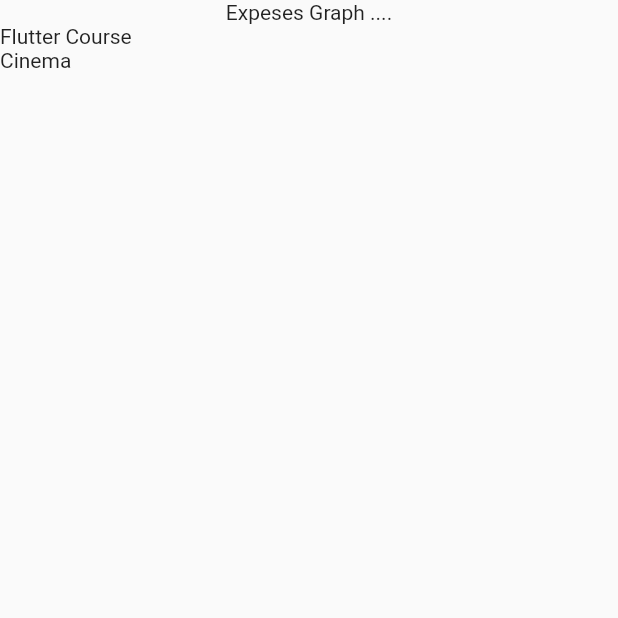
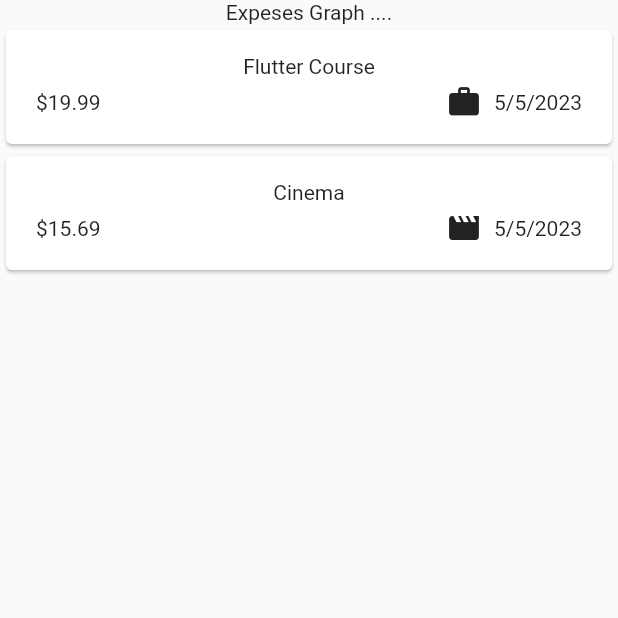
Before and after one commit to Subha-5/Flutter-Expense-Tracker, a Flutter app: the screen it shows after launch, on a phone screen of 412 x 824 dp, the top half of it. Run offline on Flutter 3.47's test engine with Material 2 defaults, Android fonts, the phone set to English and light mode, and no system bars.

Commit message:
custom list with cards, icons, format Date

```diff
--- a/lib/main.dart
+++ b/lib/main.dart
@@ -1,6 +1,6 @@
 import 'package:flutter/material.dart';
 
-import 'package:expense_tracker/expenses.dart';
+import 'package:expense_tracker/widgets/expenses.dart';
 
 void main() {
   runApp(
--- a/lib/models/expense.dart
+++ b/lib/models/expense.dart
@@ -1,8 +1,19 @@
+import 'package:flutter/material.dart';
 import 'package:uuid/uuid.dart';
+import 'package:intl/intl.dart';
 
 const uuid = Uuid();
 
+final formatter = DateFormat.yMd();
+
 enum Category { food, travel, leisure, work }
+
+const categoryIcons = {
+  Category.food: Icons.lunch_dining,
+  Category.travel: Icons.flight_takeoff,
+  Category.leisure: Icons.movie,
+  Category.work: Icons.work,
+};
 
 class Expense {
   Expense({
@@ -17,4 +28,8 @@ class Expense {
   final double amount;
   final DateTime date;
   final Category category;
+
+  String get formattedDate {
+    return formatter.format(date);
+  }
 }
--- a/lib/expenses.dart
+++ b/lib/widgets/expenses.dart
@@ -1,7 +1,7 @@
 import 'package:flutter/material.dart';
 
 import 'package:expense_tracker/models/expense.dart';
-import 'package:expense_tracker/expenses_list.dart';
+import 'package:expense_tracker/widgets/expenses_list/expenses_list.dart';
 
 class Expenses extends StatefulWidget {
   const Expenses({super.key});
@@ -23,7 +23,7 @@ class _ExpensesState extends State<Expenses> {
       title: 'Cinema',
       amount: 15.69,
       date: DateTime.now(),
-      category: Category.work,
+      category: Category.leisure,
     ),
   ];
 
--- /dev/null
+++ b/lib/widgets/expenses_list/expense_item.dart
@@ -0,0 +1,40 @@
+import 'package:flutter/material.dart';
+
+import 'package:expense_tracker/models/expense.dart';
+
+class ExpenseItem extends StatelessWidget {
+  const ExpenseItem(this.expense, {super.key});
+
+  final Expense expense;
+
+  @override
+  Widget build(BuildContext context) {
+    return Card(
+      child: Padding(
+        padding: const EdgeInsets.symmetric(
+          vertical: 16,
+          horizontal: 20,
+        ),
+        child: Column(
+          children: [
+            Text(expense.title),
+            const SizedBox(height: 4),
+            Row(
+              children: [
+                Text('\$${expense.amount.toStringAsFixed(2)}'),
+                const Spacer(),
+                Row(
+                  children: [
+                    Icon(categoryIcons[expense.category]),
+                    const SizedBox(width: 8),
+                    Text(expense.formattedDate),
+                  ],
+                )
+              ],
+            )
+          ],
+        ),
+      ),
+    );
+  }
+}
--- a/lib/expenses_list.dart
+++ b/lib/widgets/expenses_list/expenses_list.dart
@@ -1,3 +1,4 @@
+import 'package:expense_tracker/widgets/expenses_list/expense_item.dart';
 import 'package:flutter/material.dart';
 
 import 'package:expense_tracker/models/expense.dart';
@@ -11,9 +12,7 @@ class ExpensesList extends StatelessWidget {
   Widget build(BuildContext context) {
     return ListView.builder(
       itemCount: expenses.length,
-      itemBuilder: (ctx, index) => Text(
-        expenses[index].title,
-      ),
+      itemBuilder: (ctx, index) => ExpenseItem(expenses[index]),
     );
   }
 }
--- a/pubspec.yaml
+++ b/pubspec.yaml
@@ -36,6 +36,7 @@ dependencies:
   # Use with the CupertinoIcons class for iOS style icons.
   cupertino_icons: ^1.0.2
   uuid: ^3.0.7
+  intl: ^0.18.1
 
 dev_dependencies:
   flutter_test:
```
Also changed, not shown: pubspec.lock.
